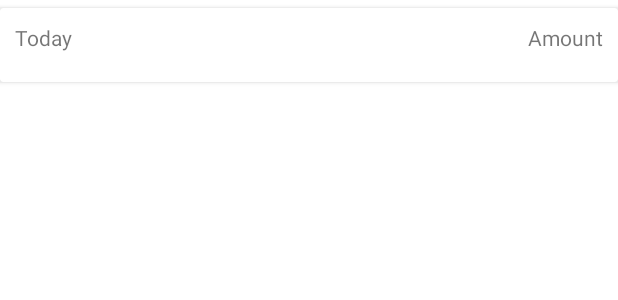
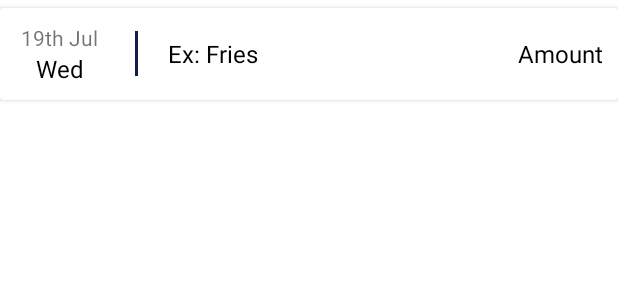
Before and after one commit to gracemakai/budgety, an Android app: the layout transaction_view.xml on its own in the app's theme, with its tools: preview values and no code run, on a phone screen of 412 x 824 dp. Shown: the top 300 px of the screen. Run offline under Robolectric (Android 15) with nearby library versions, the phone set to English and light mode, and no system bars.

Commit message:
Changed recent transactions view to individual transactions. Implemented binding in transaction_view.xml

```diff
--- a/app/src/main/java/com/grace/budgtey/adapter/TransactionItemsRecyclerAdapter.java
+++ b/app/src/main/java/com/grace/budgtey/adapter/TransactionItemsRecyclerAdapter.java
@@ -47,6 +47,8 @@ public class TransactionItemsRecyclerAdapter extends RecyclerView.Adapter<Transa
         holder.name.setText(entity.getNote());
         holder.itemAmount.setText(entity.getStringAmount());
 
+        System.out.println(entity.getNote());
+
     }
 
     @Override
--- a/app/src/main/res/layout/transaction_view.xml
+++ b/app/src/main/res/layout/transaction_view.xml
@@ -22,36 +22,68 @@
         <LinearLayout
             android:layout_width="match_parent"
             android:layout_height="wrap_content"
-            android:orientation="vertical">
+            android:orientation="horizontal"
+            android:baselineAligned="false">
 
             <LinearLayout
-                android:layout_width="match_parent"
+                android:layout_width="60dp"
                 android:layout_height="wrap_content"
+                android:orientation="vertical"
+                android:gravity="center"
+                android:layout_weight="0">
+
+                <TextView
+                    android:id="@+id/date_month"
+                    android:layout_width="wrap_content"
+                    android:layout_height="wrap_content"
+                    android:text="@string/date_hint"/>
+
+                <TextView
+                    android:id="@+id/day_of_week"
+                    android:layout_width="wrap_content"
+                    android:layout_height="wrap_content"
+                    android:text="@string/day_hint"
+                    android:textColor="@color/black"
+                    android:textSize="16sp"/>
+
+            </LinearLayout>
+
+            <View
+                android:layout_width="2dp"
+                android:layout_height="30dp"
+                android:layout_marginStart="20dp"
+                android:layout_marginEnd="20dp"
+                android:background="@color/space_cadet"
+                android:layout_gravity="center"/>
+
+            <LinearLayout
+                android:layout_width="0dp"
+                android:layout_height="wrap_content"
+                android:layout_weight="1"
+                android:layout_gravity="center"
                 android:orientation="horizontal">
 
                 <TextView
-                    android:id="@+id/date_home"
-                    android:layout_width="0dp"
+                    android:id="@+id/note_home"
+                    android:layout_width="wrap_content"
                     android:layout_height="wrap_content"
                     android:layout_weight="1"
                     android:gravity="start"
-                    android:text="@string/today" />
+                    android:text="@string/note_hint"
+                    android:textColor="@color/black"
+                    android:textSize="16sp"/>
 
                 <TextView
-                    android:id="@+id/day_total_amount_home"
+                    android:id="@+id/amount_home"
                     android:layout_width="wrap_content"
                     android:layout_height="wrap_content"
                     android:layout_weight="1"
                     android:gravity="end"
-                    android:text="@string/amount" />
+                    android:text="@string/amount"
+                    android:textColor="@color/black"
+                    android:textSize="16sp"/>
 
             </LinearLayout>
-
-            <androidx.recyclerview.widget.RecyclerView
-                android:id="@+id/recycler_view_transaction_items"
-                android:layout_marginTop="10dp"
-                android:layout_width="match_parent"
-                android:layout_height="wrap_content" />
 
         </LinearLayout>
 
--- a/app/src/main/res/values/strings.xml
+++ b/app/src/main/res/values/strings.xml
@@ -33,6 +33,9 @@
     <string name="about">About</string>
     <string name="save_transaction">Save transaction</string>
     <string name="spends_by_category">Spends by category</string>
+    <string name="date_hint">19th Jul</string>
+    <string name="day_hint">Wed</string>
+    <string name="recent_transactions">Recent transactions</string>
 
     <string-array name="category_entries">
         <item>Food</item>
```
Also changed, not shown: app/src/main/java/com/grace/budgtey/adapter/TransactionRecyclerAdapter.java (+21 -17 lines), app/src/main/java/com/grace/budgtey/helpers/Utils.java (+9 -0 lines), app/src/main/java/com/grace/budgtey/views/home/HomeFragment.java (+3 -5 lines), app/src/main/res/layout/home_fragment.xml (+10 -0 lines).
